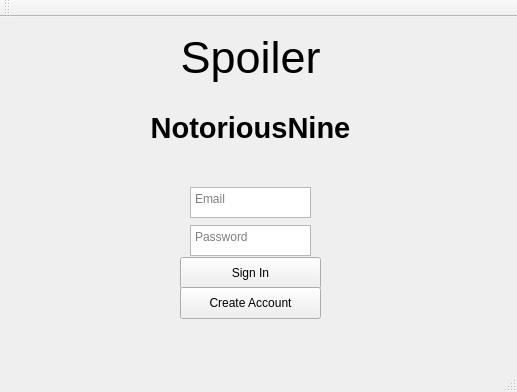
Before: the Qt Designer form PlotTalk/mainwindow.ui in allanhaywood/CS441, drawn with Qt 5.
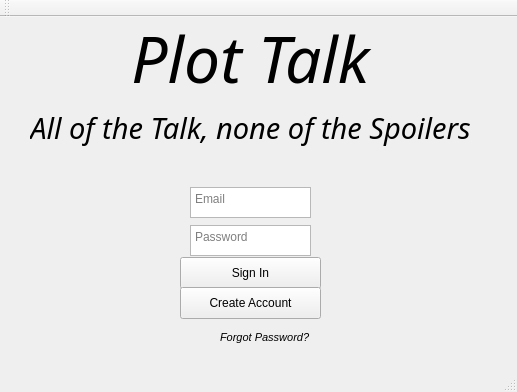
After: the same form once the commit is applied.

Commit message: Replaced "Spoilers" with "Plot talk" (formatted) Replaced "NotoriousNine" with "all of the talk, none of the spoilers" (formatted) Changed field names from "Label"xxx to descriptive names

Diff of the .ui file:
```diff
--- a/PlotTalk/mainwindow.ui
+++ b/PlotTalk/mainwindow.ui
@@ -80,12 +80,16 @@
     </property>
     <property name="font">
      <font>
-      <family>Helvetica</family>
-      <pointsize>34</pointsize>
+      <family>Mistral</family>
+      <pointsize>48</pointsize>
+      <italic>true</italic>
      </font>
     </property>
     <property name="text">
-     <string>Spoiler</string>
+     <string>Plot Talk</string>
+    </property>
+    <property name="textFormat">
+     <enum>Qt::AutoText</enum>
     </property>
     <property name="scaledContents">
      <bool>false</bool>
@@ -105,14 +109,15 @@
     </property>
     <property name="font">
      <font>
-      <family>Helvetica</family>
+      <family>Monotype Corsiva</family>
       <pointsize>22</pointsize>
-      <weight>75</weight>
-      <bold>true</bold>
+      <weight>50</weight>
+      <italic>true</italic>
+      <bold>false</bold>
      </font>
     </property>
     <property name="text">
-     <string>NotoriousNine</string>
+     <string>All of the Talk, none of the Spoilers</string>
     </property>
     <property name="scaledContents">
      <bool>false</bool>
@@ -121,6 +126,25 @@
      <set>Qt::AlignCenter</set>
     </property>
    </widget>
+   <widget class="QLabel" name="ForgotPwd">
+    <property name="geometry">
+     <rect>
+      <x>220</x>
+      <y>310</y>
+      <width>91</width>
+      <height>20</height>
+     </rect>
+    </property>
+    <property name="font">
+     <font>
+      <pointsize>8</pointsize>
+      <italic>true</italic>
+     </font>
+    </property>
+    <property name="text">
+     <string>Forgot Password?</string>
+    </property>
+   </widget>
   </widget>
   <widget class="QMenuBar" name="menuBar">
    <property name="geometry">
```
Left out of the diff: 14 changed lines with no effect on the pictures.
